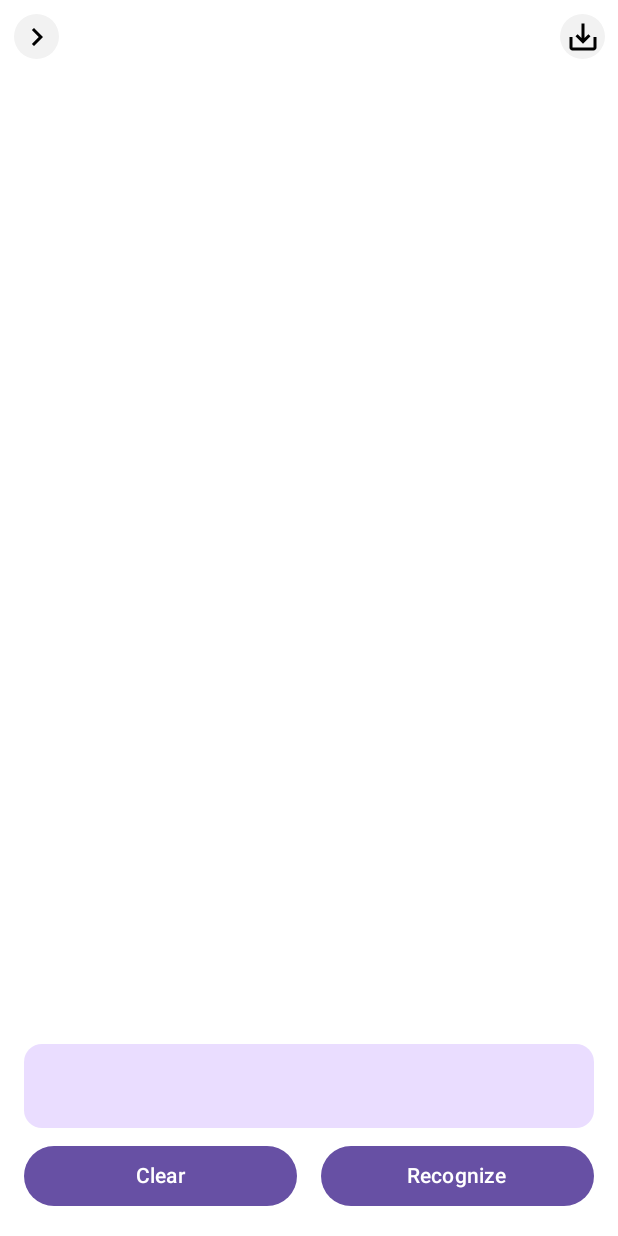
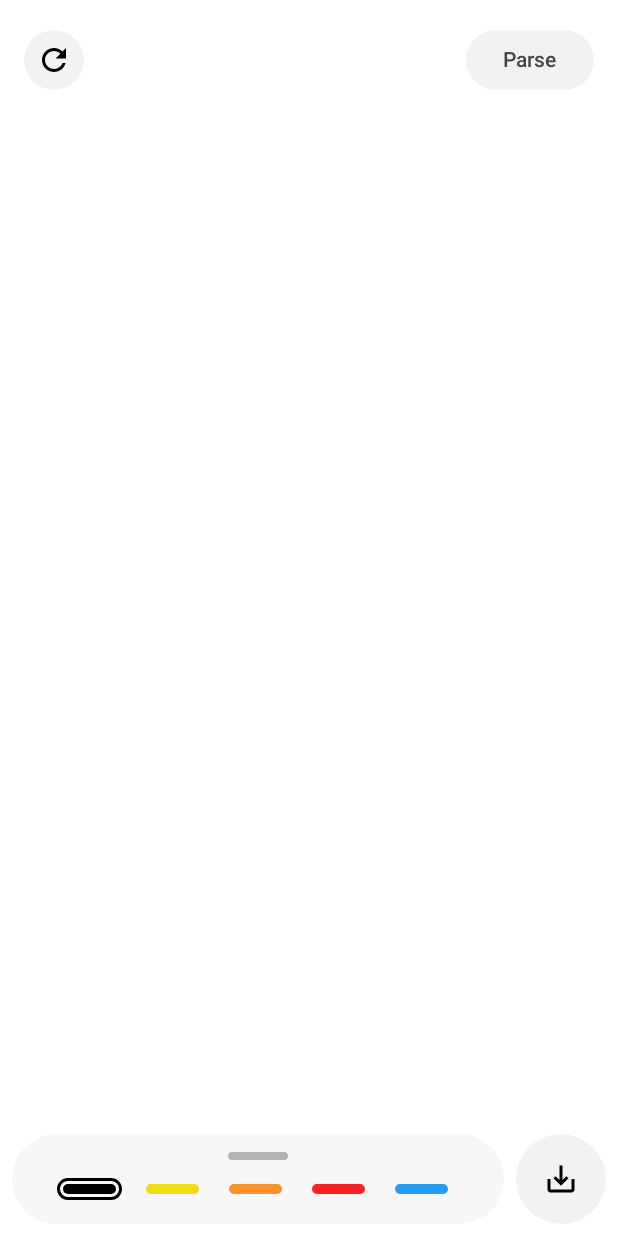
Before and after one commit to kanishkdhebana1/Whiteboard, an Android app built with Jetpack Compose: the screen it shows after launch (MainActivity), on a phone screen of 412 x 824 dp. Run offline under Robolectric (Android 15) with nearby library versions, the phone set to English and light mode, and no system bars; libraries missing offline, so code that uses them is left out: com.google.mlkit.common, com.google.mlkit.vision; 6 statements that could not run were skipped.

Commit message:
Completely changed UI, looks better I guess.

```diff
--- a/app/src/main/java/com/example/whiteboard/data/DrawView.kt
+++ b/app/src/main/java/com/example/whiteboard/data/DrawView.kt
@@ -36,6 +36,24 @@ class DrawView(context: Context?, attrs: AttributeSet?) :
         canvasPaint = Paint(Paint.DITHER_FLAG)
     }
 
+
+    private fun drawGrid(canvas: Canvas) {
+        val paint = Paint().apply {
+            color = Color.BLACK
+            strokeWidth = 1f
+            //alpha = 100 // very light
+        }
+
+        val spacing = 60
+        for (x in 0 until width step spacing) {
+            canvas.drawLine(x.toFloat(), 0f, x.toFloat(), height.toFloat(), paint)
+        }
+        for (y in 0 until height step spacing) {
+            canvas.drawLine(0f, y.toFloat(), width.toFloat(), y.toFloat(), paint)
+        }
+    }
+
+
     override fun onSizeChanged(w: Int, h: Int, oldw: Int, oldh: Int) {
         canvasBitmap = createBitmap(w, h)
         drawCanvas = Canvas(canvasBitmap!!)
@@ -45,6 +63,8 @@ class DrawView(context: Context?, attrs: AttributeSet?) :
 
 
     override fun onDraw(canvas: Canvas) {
+        canvas.drawColor(Color.WHITE)
+        drawGrid(canvas)
         canvas.drawBitmap(canvasBitmap!!, 0f, 0f, canvasPaint)
         canvas.drawPath(currentStroke, currentStrokePaint)
     }
--- a/app/src/main/java/com/example/whiteboard/ui/WhiteBoardScreen.kt
+++ b/app/src/main/java/com/example/whiteboard/ui/WhiteBoardScreen.kt
@@ -5,13 +5,13 @@ import android.content.ClipData
 import android.content.ClipboardManager
 import android.content.Context
 import android.widget.Toast
-import androidx.compose.animation.AnimatedVisibility
+import androidx.compose.animation.core.Animatable
 import androidx.compose.animation.core.tween
-import androidx.compose.animation.slideInHorizontally
-import androidx.compose.animation.slideOutHorizontally
+import androidx.compose.foundation.Canvas
 import androidx.compose.foundation.background
 import androidx.compose.foundation.border
 import androidx.compose.foundation.clickable
+import androidx.compose.foundation.gestures.detectVerticalDragGestures
 import androidx.compose.foundation.layout.Arrangement
 import androidx.compose.foundation.layout.Box
 import androidx.compose.foundation.layout.Column
@@ -26,12 +26,12 @@ import androidx.compose.foundation.layout.width
 import androidx.compose.foundation.shape.CircleShape
 import androidx.compose.foundation.shape.RoundedCornerShape
 import androidx.compose.material.icons.Icons
-import androidx.compose.material.icons.automirrored.filled.KeyboardArrowLeft
-import androidx.compose.material.icons.automirrored.filled.KeyboardArrowRight
+import androidx.compose.material.icons.filled.Refresh
 import androidx.compose.material.icons.filled.SaveAlt
 import androidx.compose.material3.Button
+import androidx.compose.material3.ButtonDefaults
 import androidx.compose.material3.Card
-import androidx.compose.material3.CardColors
+import androidx.compose.material3.CardDefaults
 import androidx.compose.material3.Icon
 import androidx.compose.material3.IconButton
 import androidx.compose.material3.MaterialTheme
@@ -39,17 +39,21 @@ import androidx.compose.material3.Slider
 import androidx.compose.material3.SliderDefaults
 import androidx.compose.material3.Text
 import androidx.compose.runtime.Composable
+import androidx.compose.runtime.LaunchedEffect
 import androidx.compose.runtime.getValue
+import androidx.compose.runtime.mutableIntStateOf
 import androidx.compose.runtime.mutableStateOf
 import androidx.compose.runtime.remember
+import androidx.compose.runtime.rememberCoroutineScope
 import androidx.compose.runtime.setValue
 import androidx.compose.ui.Alignment
 import androidx.compose.ui.Modifier
 import androidx.compose.ui.draw.clip
-import androidx.compose.ui.draw.shadow
 import androidx.compose.ui.graphics.Color
 import androidx.compose.ui.graphics.toArgb
+import androidx.compose.ui.input.pointer.pointerInput
 import androidx.compose.ui.platform.LocalContext
+import androidx.compose.ui.platform.LocalDensity
 import androidx.compose.ui.res.painterResource
 import androidx.compose.ui.tooling.preview.Preview
 import androidx.compose.ui.unit.dp
@@ -57,6 +61,7 @@ import androidx.compose.ui.viewinterop.AndroidView
 import androidx.compose.ui.zIndex
 import com.example.whiteboard.R
 import com.example.whiteboard.data.DrawView
+import kotlinx.coroutines.launch
 
 
 @SuppressLint("UnrememberedMutableState")
@@ -66,125 +71,95 @@ fun WhiteBoardScreen(viewModel: WhiteBoardViewModel) {
     val clipboardManager = context.getSystemService(Context.CLIPBOARD_SERVICE) as ClipboardManager
     var showColorPicker by remember { mutableStateOf(false) }
     val strokeWidth = viewModel.strokeWidth
+    var selectedColor by remember { mutableIntStateOf(Color.Black.toArgb()) }
 
-    Box(modifier = Modifier.fillMaxSize()) {
-        AndroidView(
-            factory = {
-                DrawView(context, null).apply {
-                    viewModel.setDrawView(this)
-                }
-            },
-            modifier = Modifier
-                .fillMaxSize()
-                .background(Color.White)
-                .zIndex(0f)
-        )
 
-        Row(
-            modifier = Modifier
-                .fillMaxWidth(),
-        ) {
-            IconButton(
-                onClick = { showColorPicker = !showColorPicker }
-            ) {
+    // State to track expansion
+    val collapsedHeight = 60.dp
+    val expandedHeight = 170.dp
+    val collapsedPx = with(LocalDensity.current) { collapsedHeight.toPx() }
+    val expandedPx = with(LocalDensity.current) { expandedHeight.toPx() }
 
-                Box(
-                    modifier = Modifier
-                        .clip(CircleShape)
-                        .width(30.dp)
-                        .height(30.dp)
-                        .background(Color(0xFFF2F2F2))
-                ) {
-                    Icon(
-                        modifier = Modifier.align(Alignment.Center),
-                        imageVector = if (showColorPicker) Icons.AutoMirrored.Filled.KeyboardArrowLeft else Icons.AutoMirrored.Filled.KeyboardArrowRight,
-                        contentDescription = "Toggle Color Picker"
-                    )
-                }
-            }
+    val heightAnim = remember { Animatable(collapsedPx) }
+    var isExpanded by remember { mutableStateOf(false) }
+    val scope = rememberCoroutineScope()
 
-            AnimatedVisibility(
-                visible = showColorPicker,
-                enter = slideInHorizontally(
-                    initialOffsetX = { fullHeight -> 0 },
-                    animationSpec = tween(durationMillis = 300)
-                ),
-                exit = slideOutHorizontally(
-                    targetOffsetX = { fullHeight -> 0 },
+    LaunchedEffect(isExpanded) {
+        heightAnim.animateTo(
+            if (isExpanded) expandedPx else collapsedPx,
             animationSpec = tween(durationMillis = 300)
         )
-            ) {
-                Column(
-                    Modifier
-                        .padding(top = 4.dp)
-                        .clip(RoundedCornerShape(20.dp))
-                        .shadow(4.dp)
-                        .background(Color(0xFFF2F2F2))
-
-                ) {
-                    ColorPicker(
-                        modifier = Modifier,
-                        onColorSelected = { color ->
-                            viewModel.setStrokeColor(color)
-                            showColorPicker = false // optional: auto-collapse
-                        }
-                    )
-
-                    StrokeWidthSlider(
-                        value = strokeWidth,
-                        onWidthChanged = {
-                            viewModel.updateStrokeWidth(it)
-                        }
-                    )
-                }
-            }
-
-            Spacer(modifier =  Modifier.weight(1f))
-
-            IconButton(
-                onClick = {
-                    viewModel.saveDrawingToFile(context) { success ->
-                        val message = if (success) "Saved!" else "Save failed"
-                        Toast.makeText(context, message, Toast.LENGTH_SHORT).show()
-                    }
-                },
-            ) {
-                Box(
-                    modifier = Modifier
-                        .clip(CircleShape)
-                        .width(30.dp)
-                        .height(30.dp)
-                        .background(Color(0xFFF2F2F2))
-                ) {
-                    Icon(
-                        modifier = Modifier.align(Alignment.Center),
-                        imageVector = Icons.Default.SaveAlt,
-                        contentDescription = "Save"
-                    )
-                }
-            }
-
     }
 
 
+    var showResultCard by remember { mutableStateOf(false) }
+
+
+    Box(modifier = Modifier.fillMaxSize()) {
         Column(
             modifier = Modifier
-                .align(Alignment.BottomCenter)
+                .align(Alignment.TopCenter)
                 .fillMaxWidth()
                 .padding(16.dp)
                 .zIndex(1f)
         ) {
 
+            Row(
+                modifier = Modifier.fillMaxWidth(),
+                horizontalArrangement = Arrangement.SpaceBetween
+            ) {
 
-            Card(colors = CardColors(
-                containerColor = MaterialTheme.colorScheme.primaryContainer,
-                contentColor = MaterialTheme.colorScheme.onPrimaryContainer,
-                disabledContainerColor = MaterialTheme.colorScheme.surfaceVariant,
-                disabledContentColor = MaterialTheme.colorScheme.onSurfaceVariant
+                IconButton(
+                    onClick = {
+                        viewModel.clear()
+                    },
+
+                    modifier = Modifier
+                        .align(Alignment.CenterVertically)
+                        .padding(end = 8.dp)
+                        .size(40.dp)
+                ) {
+                    Box(
+                        modifier = Modifier
+                            .fillMaxSize()
+                            .clip(CircleShape)
+                            .background(Color(0xFFF2F2F2))
+                    ) {
+                        Icon(
+                            modifier = Modifier.align(Alignment.Center),
+                            imageVector = Icons.Default.Refresh,
+                            contentDescription = "Clear screen"
+                        )
+                    }
+                }
+
+
+                Button(
+                    onClick = {
+                        viewModel.recognize()
+                        showResultCard = true
+                    },
+                    modifier = Modifier.width(85.dp),
+                    colors = ButtonDefaults.buttonColors(
+                        containerColor = Color(0xFFF2F2F2),
+                        contentColor = Color.DarkGray
+
+                    )
+                ) {
+                    Text("Parse")
+                }
+            }
+
+            if (showResultCard && viewModel.recognizedText.isNotEmpty()) {
+                Card(modifier = Modifier
+                    .fillMaxWidth()
+                    .padding(horizontal = 16.dp, vertical = 8.dp),
+                    shape = RoundedCornerShape(16.dp),
+                    colors = CardDefaults.cardColors(
+                        containerColor = Color(0xFFF2F2F2),
+                        contentColor = Color.DarkGray
                     ),
-                modifier = Modifier
-                    .fillMaxWidth()
-                    .padding(bottom = 8.dp)
+                    elevation = CardDefaults.cardElevation(defaultElevation = 4.dp)
                 ) {
                     Row {
                         Text(
@@ -196,7 +171,6 @@ fun WhiteBoardScreen(viewModel: WhiteBoardViewModel) {
                                 .weight(1f)
                         )
 
-                    if (viewModel.recognizedText.isNotEmpty()) {
                         IconButton(
                             onClick = {
                                 val clip = ClipData.newPlainText(
@@ -204,6 +178,7 @@ fun WhiteBoardScreen(viewModel: WhiteBoardViewModel) {
                                     viewModel.recognizedText
                                 )
                                 clipboardManager.setPrimaryClip(clip)
+                                showResultCard = false
                             },
                             modifier = Modifier
                                 .size(50.dp)
@@ -219,29 +194,113 @@ fun WhiteBoardScreen(viewModel: WhiteBoardViewModel) {
                     }
                 }
             }
+        }
+
+        AndroidView(
+            factory = {
+                DrawView(context, null).apply {
+                    viewModel.setDrawView(this)
+                }
+            },
+            modifier = Modifier
+                .fillMaxSize()
+                .background(Color.White)
+                .zIndex(0f)
+        )
 
         Row(
-                modifier = Modifier.fillMaxWidth(),
-                horizontalArrangement = Arrangement.SpaceBetween
+            modifier = Modifier
+                .align(Alignment.BottomCenter)
+                .fillMaxWidth()
         ) {
-                Button(
-                    onClick = {
-                        viewModel.clear()
+            Box(
+                modifier = Modifier
+                    .padding(8.dp)
+                    .height(with(LocalDensity.current) { heightAnim.value.toDp() })
+                    .clip(RoundedCornerShape(30.dp))
+                    .background(Color.LightGray.copy(alpha = 0.17f))
+                    .weight(1f)
+                    .pointerInput(Unit) {
+                        detectVerticalDragGestures(
+                            onVerticalDrag = { change, dragAmount ->
+                                scope.launch {
+                                    val newHeight = heightAnim.value - dragAmount
+                                    heightAnim.snapTo(newHeight.coerceIn(collapsedPx, expandedPx))
+                                }
                             },
-                    modifier = Modifier.weight(1f)
-                ) {
-                    Text("Clear")
+                            onDragEnd = {
+                                scope.launch {
+                                    isExpanded = heightAnim.value > (collapsedPx + expandedPx) / 2
+                                    heightAnim.animateTo(if (isExpanded) expandedPx else collapsedPx)
+                                }
+                            }
+                        )
                     }
 
-                Spacer(modifier = Modifier.width(16.dp))
+            ) {
+                Column(
+                    modifier = Modifier
+                        .fillMaxSize()
+                        .padding(12.dp),
+                    verticalArrangement = Arrangement.Top
+                ) {
+                    Box(
+                        modifier = Modifier
+                            .align(Alignment.CenterHorizontally)
+                            .width(40.dp)
+                            .height(5.dp)
+                            .clip(RoundedCornerShape(50))
+                            .background(Color.Gray.copy(alpha = 0.6f))
+                    )
 
-                Button(
+                    Spacer(modifier = Modifier.height(8.dp))
+
+                    ColorPicker(
+                        modifier = Modifier.padding(start = 12.dp),
+                        selectedColor = selectedColor,
+                        onColorSelected = { color ->
+                            selectedColor = color
+                            viewModel.setStrokeColor(color)
+                            showColorPicker = false
+                        }
+                    )
+
+                    if (isExpanded) {
+                        Spacer(modifier = Modifier.height(16.dp))
+                        StrokeWidthSlider(
+                            value = strokeWidth,
+                            onWidthChanged = {
+                                viewModel.updateStrokeWidth(it)
+                            }
+                        )
+                    }
+                }
+            }
+
+            IconButton(
                 onClick = {
-                        viewModel.recognize()
+                    viewModel.saveDrawingToFile(context) { success ->
+                        val message = if (success) "Saved!" else "Save failed"
+                        Toast.makeText(context, message, Toast.LENGTH_SHORT).show()
+                    }
                 },
-                    modifier = Modifier.weight(1f)
+
+                modifier = Modifier
+                    .align(Alignment.CenterVertically)
+                    .padding(end = 8.dp)
+                    .size(60.dp)
             ) {
-                    Text("Recognize")
+                Box(
+                    modifier = Modifier
+                        .fillMaxSize()
+                        .clip(CircleShape)
+                        .background(Color(0xFFF2F2F2))
+                ) {
+                    Icon(
+                        modifier = Modifier.align(Alignment.Center),
+                        imageVector = Icons.Default.SaveAlt,
+                        contentDescription = "Save"
+                    )
                 }
             }
         }
@@ -252,25 +311,33 @@ fun WhiteBoardScreen(viewModel: WhiteBoardViewModel) {
 @Composable
 fun ColorPicker(
     modifier: Modifier = Modifier,
-    onColorSelected: (Int) -> Unit
+    onColorSelected: (Int) -> Unit,
+    selectedColor: Int
 ) {
     val colors = listOf(
-        Color.Red,
-        Color.Green,
-        Color.Blue,
-        Color.Gray,
         Color.Black,
+        Color(0xFFF2DD15),
+        Color(0xFFF9922A),
+        Color(0xFFF72222),
+        Color(0xFF259DF1),
     )
 
-    Row(modifier = modifier.padding(top = 8.dp), horizontalArrangement = Arrangement.SpaceEvenly) {
+    Row(modifier = modifier.padding(0.dp), horizontalArrangement = Arrangement.SpaceEvenly) {
         colors.forEach { color ->
+            val isSelected = selectedColor == color.toArgb()
+
                 Box(
                 modifier = Modifier
-                    .size(32.dp)
+                    .padding(top = 4.dp, bottom = 4.dp, start = 6.dp, end = 6.dp)
+                    .border(
+                        width = 2.dp,
+                        color = if (isSelected) Color.Black else Color.Transparent,
+                        shape = CircleShape
+                    )
                     .padding(4.dp)
+                    .size(35.dp)
                     .clip(CircleShape)
                     .background(color)
-                    .border(2.dp, Color.Transparent, CircleShape)
                     .clickable { onColorSelected(color.toArgb()) }
             )
         }
@@ -284,25 +351,46 @@ fun StrokeWidthSlider(
     onWidthChanged: (Float) -> Unit
 ) {
     Column(
+        modifier = Modifier.width(300.dp)
+    ) {
+        Text(
             modifier = Modifier
-            .width(164.dp)
+                .padding(bottom = 4.dp),
+            text = "Stroke Width"
+        )
+
+        Row(
+            verticalAlignment = Alignment.CenterVertically,
+            horizontalArrangement = Arrangement.SpaceBetween,
+            modifier = Modifier.fillMaxWidth()
         ) {
             Slider(
+                value = value,
+                onValueChange = onWidthChanged,
+                valueRange = 2f..40f,
+                steps = 0,
+                modifier = Modifier.weight(1f),
                 colors = SliderDefaults.colors(
                     thumbColor = Color.DarkGray,
                     activeTrackColor = Color.Gray,
                     inactiveTrackColor = Color.LightGray
-            ),
-            value = value,
-            onValueChange = {
-                onWidthChanged(it)
-            },
-            valueRange = 2f..30f,
-            steps = 0
+                )
+            )
+
+            Spacer(modifier = Modifier.width(16.dp))
+
+            Canvas(
+                modifier = Modifier
+                    .size(40.dp)
+            ) {
+                drawCircle(
+                    color = Color.Black,
+                    radius = value / 1.4f
                 )
             }
         }
-
+    }
+}
 
 
 @Preview
```
Lines whose indentation alone changed are shown as unchanged.
